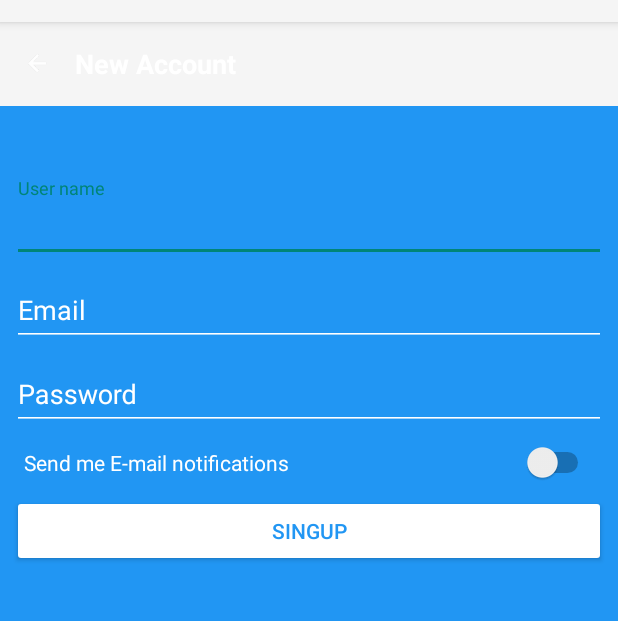
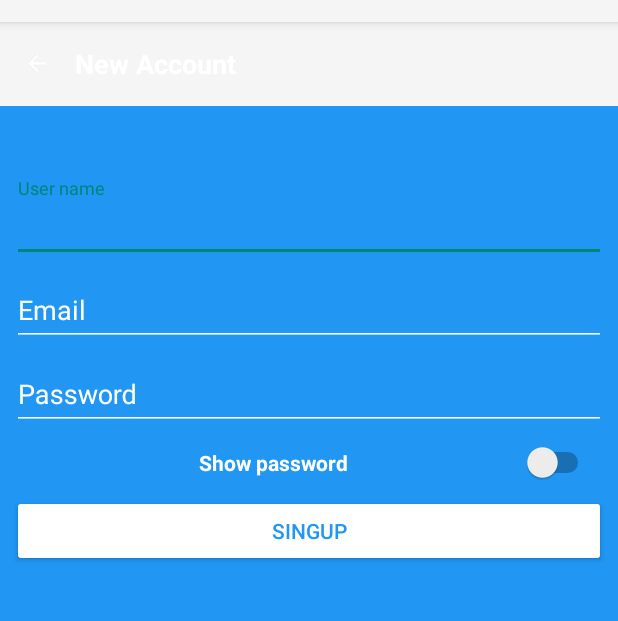
Before and after one commit to andresfca/ShiroeStore, an Android app: the SingInActivity screen opened directly, with no data from a screen before it, on a phone screen of 412 x 824 dp, the part 62-683 px from its top. Run offline under Robolectric (Android 15) with nearby library versions, the phone set to English and light mode, and no system bars; our stand-ins replace Firebase (no records; nobody signed in at launch, a user with empty details on screens opened directly).

Commit message:
password y login terminado

```diff
--- a/app/src/main/java/com/example/andres/shiroestore/activity/login/SingInActivity.java
+++ b/app/src/main/java/com/example/andres/shiroestore/activity/login/SingInActivity.java
@@ -4,8 +4,12 @@ import android.content.Intent;
 import android.support.annotation.NonNull;
 import android.support.v7.app.AppCompatActivity;
 import android.os.Bundle;
+import android.text.method.HideReturnsTransformationMethod;
+import android.text.method.PasswordTransformationMethod;
 import android.view.View;
+import android.widget.CompoundButton;
 import android.widget.EditText;
+import android.widget.Switch;
 import android.widget.Toast;
 
 import com.example.andres.shiroestore.R;
@@ -22,14 +26,29 @@ public class SingInActivity extends AppCompatActivity {
     private EditText userName;
     private EditText email;
     private EditText password;
+    private Switch swtShowPassword;
     @Override
     protected void onCreate(Bundle savedInstanceState) {
         super.onCreate(savedInstanceState);
         setContentView(R.layout.activity_sing_in);
 
+        swtShowPassword=(Switch)findViewById(R.id.swtPassword);
         userName=(EditText)findViewById(R.id.txtSingUpUserName);
         email =(EditText)findViewById(R.id.txtSingUpEmail);
         password= (EditText)findViewById(R.id.txtSingUpPassword);
+        swtShowPassword.setOnCheckedChangeListener(new CompoundButton.OnCheckedChangeListener() {
+
+            public void onCheckedChanged(CompoundButton buttonView, boolean isChecked) {
+                // checkbox status is changed from uncheck to checked.
+                if (!isChecked) {
+                    // show password
+                    password.setTransformationMethod(PasswordTransformationMethod.getInstance());
+                } else {
+                    // hide password
+                    password.setTransformationMethod(HideReturnsTransformationMethod.getInstance());
+                }
+            }
+        });
         firebaseAuth = FirebaseAuth.getInstance();
         authStateListener = new FirebaseAuth.AuthStateListener(){
 
--- a/app/src/main/res/layout/activity_main.xml
+++ b/app/src/main/res/layout/activity_main.xml
@@ -70,7 +70,8 @@
                     android:layout_height="wrap_content"
                     android:backgroundTint="@android:color/background_light"
                     android:hint="@string/user"
-                    android:textColorLink="@android:color/background_light"/>
+                    android:inputType="textEmailAddress"
+                    android:textColorLink="@android:color/background_light" />
             </android.support.design.widget.TextInputLayout>
 
             <android.support.design.widget.TextInputLayout
@@ -85,7 +86,8 @@
                     android:layout_width="match_parent"
                     android:layout_height="wrap_content"
                     android:backgroundTint="@android:color/background_light"
-                    android:hint="@string/password"/>
+                    android:hint="@string/password"
+                    android:inputType="textPassword" />
 
             </android.support.design.widget.TextInputLayout>
 
--- a/app/src/main/res/layout/activity_sing_in.xml
+++ b/app/src/main/res/layout/activity_sing_in.xml
@@ -95,22 +95,26 @@
                 android:textColorLink="@android:color/background_light">
 
                 <EditText
+                    android:id="@+id/txtSingUpPassword"
                     android:layout_width="match_parent"
                     android:layout_height="wrap_content"
                     android:backgroundTint="@android:color/background_light"
                     android:hint="@string/password"
-                    android:id="@+id/txtSingUpPassword"/>
+                    android:inputType="textPassword"
+                    app:passwordToggleEnabled="true" />
             </android.support.design.widget.TextInputLayout>
 
             <Switch
-                android:id="@+id/switch1"
+                android:id="@+id/swtPassword"
                 android:layout_width="match_parent"
                 android:layout_height="wrap_content"
                 android:layout_margin="8dp"
                 android:layout_weight="1"
                 android:checked="false"
-                android:text="@string/sendEmailNotification"
-                android:textColor="@android:color/white" />
+                android:text="@string/ShowPassword"
+                android:textAlignment="center"
+                android:textColor="@android:color/white"
+                android:textStyle="bold" />
 
             <Button
                 android:id="@+id/button2"
--- a/app/src/main/res/values/strings.xml
+++ b/app/src/main/res/values/strings.xml
@@ -35,6 +35,7 @@
     <string name="buyItem">You want to buy this item?</string>
     <string name="buy">Buy</string>
     <string name="userPasswordIncorrect">User or pasword incorrect</string>
+    <string name="ShowPassword">Show password</string>
 
     <string-array name="categoryArray">
         <item>@string/videoGame</item>
--- a/build.gradle
+++ b/build.gradle
@@ -3,9 +3,10 @@
 buildscript {
     repositories {
         jcenter()
+        google()
     }
     dependencies {
-        classpath 'com.android.tools.build:gradle:3.0.0'
+        classpath 'com.android.tools.build:gradle:3.0.1'
 
         // NOTE: Do not place your application dependencies here; they belong
         // in the individual module build.gradle files
@@ -16,6 +17,7 @@ buildscript {
 allprojects {
     repositories {
         jcenter()
+        google()
     }
 }
 
```
Also changed, not shown: app/src/main/java/com/example/andres/shiroestore/activity/login/MainActivity.java (+22 -14 lines).
